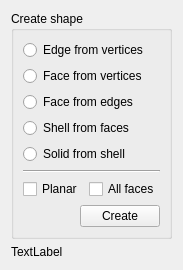
First picture: the form in src/Mod/Part/Gui/TaskShapeBuilder.ui, repository berndhahnebach/All_FreeCAD, before the edit.
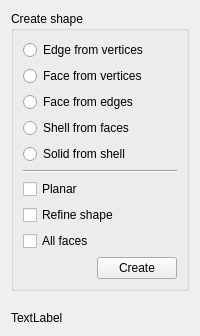
Second picture: the form after the edit.

Commit message: + add refine option to shape builder

```diff
--- a/src/Mod/Part/Gui/TaskShapeBuilder.ui
+++ b/src/Mod/Part/Gui/TaskShapeBuilder.ui
@@ -6,8 +6,8 @@
    <rect>
     <x>0</x>
     <y>0</y>
-    <width>182</width>
-    <height>263</height>
+    <width>200</width>
+    <height>336</height>
    </rect>
   </property>
   <property name="windowTitle">
@@ -20,42 +20,42 @@
       <string>Create shape</string>
      </property>
      <layout class="QGridLayout" name="gridLayout">
-      <item row="0" column="0" colspan="2">
+      <item row="0" column="0">
        <widget class="QRadioButton" name="radioButtonEdgeFromVertex">
         <property name="text">
          <string>Edge from vertices</string>
         </property>
        </widget>
       </item>
-      <item row="1" column="0" colspan="2">
+      <item row="1" column="0">
        <widget class="QRadioButton" name="radioButtonFaceFromVertex">
         <property name="text">
          <string>Face from vertices</string>
         </property>
        </widget>
       </item>
-      <item row="2" column="0" colspan="2">
+      <item row="2" column="0">
        <widget class="QRadioButton" name="radioButtonFaceFromEdge">
         <property name="text">
          <string>Face from edges</string>
         </property>
        </widget>
       </item>
-      <item row="3" column="0" colspan="2">
+      <item row="3" column="0">
        <widget class="QRadioButton" name="radioButtonShellFromFace">
         <property name="text">
          <string>Shell from faces</string>
         </property>
        </widget>
       </item>
-      <item row="4" column="0" colspan="2">
+      <item row="4" column="0">
        <widget class="QRadioButton" name="radioButtonSolidFromShell">
         <property name="text">
          <string>Solid from shell</string>
         </property>
        </widget>
       </item>
-      <item row="5" column="0" colspan="2">
+      <item row="5" column="0">
        <widget class="Line" name="line">
         <property name="orientation">
          <enum>Qt::Horizontal</enum>
@@ -69,14 +69,21 @@
         </property>
        </widget>
       </item>
-      <item row="6" column="1">
+      <item row="7" column="0">
+       <widget class="QCheckBox" name="checkRefine">
+        <property name="text">
+         <string>Refine shape</string>
+        </property>
+       </widget>
+      </item>
+      <item row="8" column="0">
        <widget class="QCheckBox" name="checkFaces">
         <property name="text">
          <string>All faces</string>
         </property>
        </widget>
       </item>
-      <item row="7" column="0" colspan="2">
+      <item row="9" column="0">
        <layout class="QHBoxLayout" name="horizontalLayout">
         <item>
          <spacer name="horizontalSpacer_2">
```
Left out of the diff: 5 changed lines with no effect on the pictures. The commit also changes 1 other file.
